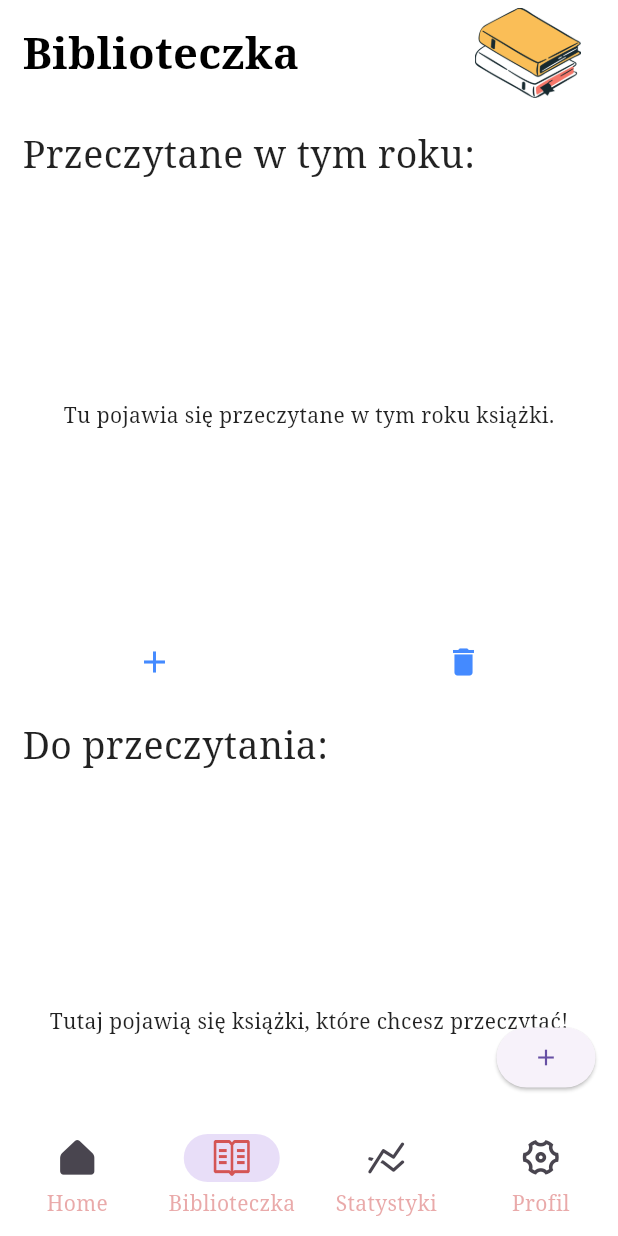
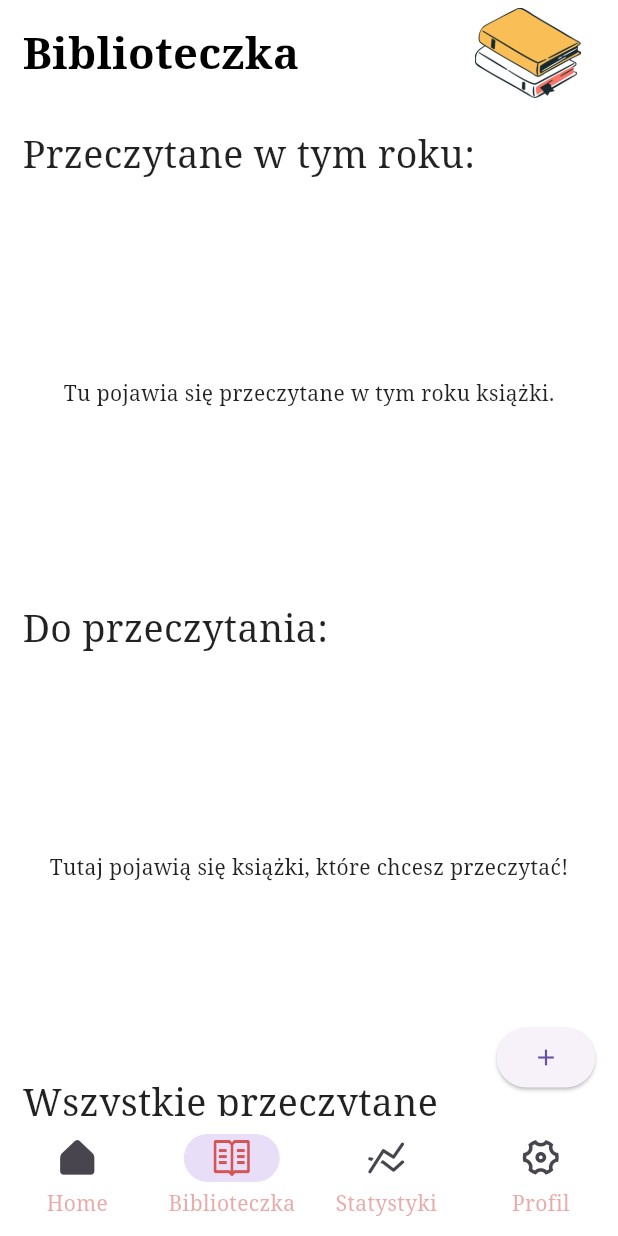
Before and after one commit to dsznycer/Biblioteczka, a Flutter app: the screen it shows after launch, item 2 of the bottom bar chosen, on a phone screen of 412 x 824 dp. Run offline on Flutter 3.47's test engine with Material 2 defaults, Android fonts, the phone set to English and light mode, and no system bars; our stand-ins replace bloc, cloud_firestore, firebase_auth, firebase_core, flutter_bloc, flutter_rating_bar and 4 more; missing offline and left inert: dart:ffi; accounts and stored records are empty.

Commit message:
new gird view of books

```diff
--- a/lib/business_logic/cubit/book_cubit.dart
+++ b/lib/business_logic/cubit/book_cubit.dart
@@ -19,6 +19,10 @@ class BookCubit extends HydratedCubit<BookState> {
   void addNewBookToRed(Book book) => emit(state.copyWith(
       status: BookStateStatus.withData,
       booksRed: List.of(state.booksRed)..add(book)));
+
+  // Chose new list to show
+
+  void choosenList(List<Book> list) => emit(state.copyWith(chosenList: list));
 
   void addNewBookToList() {
     switch (state.bookForm.bookProgress) {
--- a/lib/business_logic/cubit/book_state.dart
+++ b/lib/business_logic/cubit/book_state.dart
@@ -12,7 +12,7 @@ class BookState {
   final List<Book> booksReading;
   final List<BookApi> recomendedBooks;
   final List<GoogleBookItem> googleBooks;
-  final List<List<Book>> chosenList;
+  final List<Book> chosenList;
   final Book bookForm;
 
   BookState({
@@ -33,10 +33,20 @@ class BookState {
         score: 2),
   });
 
+  List<Book> get rodeIn2023 => booksRed
+      .where((element) => element.yearOfEnd == DateTime.now().year.toString())
+      .toList();
+
+  int get lengthOfAllList =>
+      booksReading.length + booksRed.length + booksToRead.length;
+
+  // Methods to conver state class to json and from json
   factory BookState.fromJson(Map<String, dynamic> json) =>
       _$BookStateFromJson(json);
 
   Map<String, dynamic> toJson() => _$BookStateToJson(this);
+
+  // Method to copy class
 
   BookState copyWith({
     BookStateStatus? status,
@@ -45,6 +55,7 @@ class BookState {
     List<Book>? booksReading,
     List<BookApi>? recomendedBooks,
     List<GoogleBookItem>? googleBooks,
+    List<Book>? chosenList,
     Book? bookForm,
   }) {
     return BookState(
@@ -54,6 +65,7 @@ class BookState {
       booksReading: booksReading ?? this.booksReading,
       recomendedBooks: recomendedBooks ?? this.recomendedBooks,
       googleBooks: googleBooks ?? this.googleBooks,
+      chosenList: chosenList ?? this.chosenList,
       bookForm: bookForm ?? this.bookForm,
     );
   }
--- a/lib/business_logic/cubit/settings_state.dart
+++ b/lib/business_logic/cubit/settings_state.dart
@@ -14,10 +14,6 @@ class SettingsState {
     this.darkMode = false,
     this.chosenBook = const Book(
         title: 'This is test book',
-        author: 'test',
-        yearOfEnd: '2023',
-        pages: '23',
-        notes: ['notes'],
         bookProgress: BookProgress.inProgress,
         score: 2),
     this.heroTag = 'test123',
--- a/lib/presentation/screens/bookShelfScreen/bookshelf_screen.dart
+++ b/lib/presentation/screens/bookShelfScreen/bookshelf_screen.dart
@@ -1,11 +1,11 @@
 import 'package:biblioteczka/business_logic/cubit/book_cubit.dart';
 import 'package:biblioteczka/business_logic/cubit/settings_cubit.dart';
+import 'package:biblioteczka/data/Models/book_model.dart';
 import 'package:biblioteczka/data/utils.dart';
 import 'package:biblioteczka/presentation/styles/app_icons.dart';
 import 'package:biblioteczka/presentation/styles/app_text_style.dart';
 import 'package:flutter/material.dart';
 import 'package:flutter_bloc/flutter_bloc.dart';
-import '../../../data/Models/book_model.dart';
 import '../../widgets/book_widget.dart';
 
 class BookShelf extends StatelessWidget {
@@ -23,10 +23,10 @@ class BookShelf extends StatelessWidget {
     Size _size = MediaQuery.of(context).size;
     return BlocConsumer<BookCubit, BookState>(
       listenWhen: (previous, current) {
-        if (previous.booksRed.length < current.booksRed.length) {
+        if (previous.lengthOfAllList < current.lengthOfAllList) {
           messageOfSnackBar = snackBarInfo['+']!;
           return true;
-        } else if (previous.booksRed.length > current.booksRed.length) {
+        } else if (previous.lengthOfAllList > current.lengthOfAllList) {
           messageOfSnackBar = snackBarInfo['-']!;
           return true;
         }
@@ -45,6 +45,7 @@ class BookShelf extends StatelessWidget {
               child: Column(
                 mainAxisAlignment: MainAxisAlignment.start,
                 children: [
+                  //Row with title and logo
                   Row(
                     mainAxisAlignment: MainAxisAlignment.spaceBetween,
                     children: [
@@ -66,63 +67,65 @@ class BookShelf extends StatelessWidget {
                       ),
                     ],
                   ),
-                  GestureDetector(
-                    onTap: () => Utils.biblioteczkaNavigator.currentState!
-                        .pushNamed('/GridBookShelf'),
-                    child: Container(
+                  // Titile "Prezeczytane w tym roku:"
+                  Container(
                     padding: const EdgeInsets.symmetric(
                         horizontal: 15, vertical: 15),
                     alignment: Alignment.centerLeft,
                     child: const Text(
                       'Przeczytane w tym roku:',
-                        style: TextStyle(
-                            fontSize: 25, fontWeight: FontWeight.w400),
-                      ),
+                      style:
+                          TextStyle(fontSize: 25, fontWeight: FontWeight.w400),
                     ),
                   ),
                   Container(
                     width: _size.width,
-                    height: 280,
-                    child: state.booksRed.isEmpty
+                    height: 250,
+                    child: state.rodeIn2023.isEmpty
                         ? Center(
                             child: Text(
                                 'Tu pojawia się przeczytane w tym roku książki.'),
                           )
                         : ListView.builder(
                             scrollDirection: Axis.horizontal,
-                            itemCount: state.booksRed.length,
+                            itemCount: state.rodeIn2023.length,
                             itemBuilder: (context, int index) {
                               return BookWidget(
-                                  heroTag: index.toString() + 'z',
-                                  book: state.booksRed[index],
+                                  heroTag: index.toString() + 'a',
+                                  book: state.rodeIn2023[index],
                                   onTap: () {
                                     context.read<SettingsCubit>().choosenBook(
-                                        state.booksRed[index],
-                                        index.toString() + 'z');
+                                        state.rodeIn2023[index],
+                                        index.toString() + 'a');
                                     Utils.biblioteczkaNavigator.currentState!
-                                        .pushNamed('/editBook');
+                                        .pushNamed('/viewBook');
                                   });
                             }),
                   ),
-                  Row(
+                  Visibility(
+                    visible: state.rodeIn2023.isNotEmpty,
+                    child: Row(
+                      mainAxisAlignment: MainAxisAlignment.spaceEvenly,
+                      children: [
+                        SizedBox(
+                          width: 200,
+                          child: FloatingActionButton.small(
+                            onPressed: () {
+                              context
+                                  .read<BookCubit>()
+                                  .choosenList(state.rodeIn2023);
+                              Utils.biblioteczkaNavigator.currentState!
+                                  .pushNamed('/GridBookShelf');
+                            },
+                            child: Row(
                               mainAxisAlignment: MainAxisAlignment.spaceAround,
                               children: [
-                      IconButton(
-                          onPressed: () =>
-                              context.read<BookCubit>().addNewBookToRed(
-                                    const Book(
-                                        title: 'Created on biblio screen',
-                                        author: 'test',
-                                        yearOfEnd: '2023',
-                                        pages: '23',
-                                        notes: ['notes'],
-                                        bookProgress: BookProgress.inProgress,
-                                        score: 2),
+                                Text('Zobacz wszystkie'),
+                                Icon(BiblioteczkaIcons.backArrowIcon)
+                              ],
                             ),
-                          icon: const Icon(
-                            Icons.add,
-                            color: Colors.blueAccent,
-                          )),
+                          ),
+                        ),
                         IconButton(
                             onPressed: () =>
                                 context.read<BookCubit>().removeLastBooksRed(),
@@ -132,42 +135,118 @@ class BookShelf extends StatelessWidget {
                             )),
                       ],
                     ),
+                  ),
+                  // Titile "Do przeczytania:"
                   Container(
                     padding: EdgeInsets.symmetric(horizontal: 15, vertical: 15),
                     alignment: Alignment.centerLeft,
-                    child: Text(
+                    child: const Text(
                       'Do przeczytania:',
                       style:
                           TextStyle(fontSize: 25, fontWeight: FontWeight.w400),
                     ),
                   ),
                   Container(
-                      width: 400,
-                      height: 300,
+                    width: _size.width,
+                    height: 250,
                     child: state.booksToRead.isNotEmpty
                         ? ListView.builder(
                             scrollDirection: Axis.horizontal,
                             itemCount: state.booksToRead.length,
                             itemBuilder: (context, int index) {
                               return BookWidget(
-                                    heroTag: index.toString() + 'a',
+                                  heroTag: index.toString() + 'b',
                                   book: state.booksToRead[index],
                                   onTap: () {
                                     context.read<SettingsCubit>().choosenBook(
                                         state.booksToRead[index],
-                                          index.toString() + 'a');
+                                        index.toString() + 'b');
                                     Utils.biblioteczkaNavigator.currentState!
-                                          .pushNamed('/editBook');
+                                        .pushNamed('/viewBook');
                                   });
                             })
                         : Center(
                             child: const Text(
                                 'Tutaj pojawią się książki, które chcesz przeczytać!'),
+                          ),
+                  ),
+                  Visibility(
+                    visible: state.booksToRead.isNotEmpty,
+                    child: Row(
+                      mainAxisAlignment: MainAxisAlignment.spaceEvenly,
+                      children: [
+                        SizedBox(
+                          width: 200,
+                          child: FloatingActionButton.small(
+                            heroTag: null,
+                            onPressed: () {
+                              context
+                                  .read<BookCubit>()
+                                  .choosenList(state.booksToRead);
+                              Utils.biblioteczkaNavigator.currentState!
+                                  .pushReplacementNamed('/GridBookShelf');
+                            },
+                            child: Row(
+                              mainAxisAlignment: MainAxisAlignment.spaceAround,
+                              children: const [
+                                Text('Zobacz wszystkie'),
+                                Icon(BiblioteczkaIcons.backArrowIcon)
+                              ],
+                            ),
+                          ),
+                        ),
+                        IconButton(
+                            onPressed: () => context
+                                .read<BookCubit>()
+                                .removeLastBooksToRed(),
+                            icon: const Icon(BiblioteczkaIcons.deleteIcon)),
+                      ],
+                    ),
+                  ),
+                  // Box with title "Wszystkie przeczytane"
+                  Container(
+                      padding: const EdgeInsets.symmetric(
+                          horizontal: 15, vertical: 15),
+                      alignment: Alignment.centerLeft,
+                      child: const Text('Wszystkie przeczytane',
+                          style: TextStyle(
+                              fontSize: 25, fontWeight: FontWeight.w400))),
+                  Container(
+                    height: 250,
+                    child: ListView.builder(
+                        scrollDirection: Axis.horizontal,
+                        itemCount: state.booksRed.length,
+                        itemBuilder: (context, index) => BookWidget(
+                              heroTag: index.toString() + 'c',
+                              book: state.booksRed[index],
+                              onTap: () {
+                                context.read<SettingsCubit>().choosenBook(
+                                    state.booksRed[index],
+                                    index.toString() + 'c');
+                                Utils.biblioteczkaNavigator.currentState!
+                                    .pushNamed('/viewBook');
+                              },
                             )),
-                  IconButton(
-                      onPressed: () =>
-                          context.read<BookCubit>().removeLastBooksToRed(),
-                      icon: Icon(BiblioteczkaIcons.deleteIcon))
+                  ),
+                  SizedBox(
+                    width: 200,
+                    child: FloatingActionButton.small(
+                      heroTag: null,
+                      onPressed: () {
+                        context.read<BookCubit>().choosenList(state.booksRed);
+                        Utils.biblioteczkaNavigator.currentState!
+                            .pushNamed('/GridBookShelf');
+                      },
+                      child: Row(
+                        mainAxisAlignment: MainAxisAlignment.spaceAround,
+                        children: const [
+                          Text('Zobacz wszystkie'),
+                          Icon(BiblioteczkaIcons.backArrowIcon)
+                        ],
+                      ),
+                    ),
+                  ),
+                  const SizedBox(height: 30),
                 ],
               ),
             ),
--- a/lib/presentation/screens/loginScreen/registration_screen.dart
+++ b/lib/presentation/screens/loginScreen/registration_screen.dart
@@ -1,8 +1,8 @@
 import 'package:firebase_auth/firebase_auth.dart';
 import 'package:flutter/material.dart';
 
-class registrationScreen extends StatelessWidget {
-  registrationScreen({Key? key}) : super(key: key);
+class RegistrationScreen extends StatelessWidget {
+  RegistrationScreen({Key? key}) : super(key: key);
 
   FirebaseAuth _auth = FirebaseAuth.instance;
 
--- a/lib/router.dart
+++ b/lib/router.dart
@@ -3,9 +3,10 @@ import 'package:biblioteczka/presentation/screens/bookShelfScreen/bookshelf_addB
 import 'package:biblioteczka/presentation/screens/bookShelfScreen/bookshelf_viewBook.dart';
 import 'package:biblioteczka/presentation/screens/bookShelfScreen/bookshlef_basic.dart';
 import 'package:biblioteczka/presentation/screens/bookShelfScreen/bookshelf_screen.dart';
-import 'package:biblioteczka/presentation/screens/bookShelfScreen/boosklef_gridBookShelf.dart';
+import 'package:biblioteczka/presentation/screens/bookShelfScreen/booshelf_gridBookShelf.dart';
 import 'package:biblioteczka/presentation/screens/homeScreen/home_screen.dart';
 import 'package:biblioteczka/presentation/screens/loginScreen/login_screen.dart';
+import 'package:biblioteczka/presentation/screens/loginScreen/registration_screen.dart';
 import 'package:biblioteczka/presentation/screens/profileScreen/profile_screen.dart';
 
 import 'package:biblioteczka/presentation/screens/statisticScreen/statistic_screen.dart';
@@ -32,6 +33,10 @@ class AppRouter {
         page = ProfileScreen();
         break;
 
+      case '/RegistrationScreen':
+        page = RegistrationScreen();
+        break;
+
       default:
         page = loginScreen();
     }
@@ -53,7 +58,7 @@ class AppRouter {
         page = BookAdd();
         miliseconds = 0;
         break;
-      case '/editBook':
+      case '/viewBook':
         page = const BookshelfViewBook();
         miliseconds = 500;
         break;
@@ -73,6 +78,7 @@ class AppRouter {
     return PageRouteBuilder(
       pageBuilder: ((_, __, ___) => page),
       transitionDuration: Duration(milliseconds: miliseconds),
+      // reverseTransitionDuration: const Duration(seconds: 0),
     );
   }
 }
```
Also changed, not shown: lib/data/Repositories/authentication_repository.dart (+6 -1 lines), lib/presentation/screens/bookShelfScreen/bookshelf_viewBook.dart (+11 -10 lines), lib/presentation/screens/bookShelfScreen/booshelf_gridBookShelf.dart (added, +86 -0 lines), lib/presentation/screens/bookShelfScreen/boosklef_gridBookShelf.dart (deleted, +0 -41 lines), lib/presentation/widgets/book_widget.dart (+21 -14 lines), lib/business_logic/cubit/book_cubit.g.dart, lib/business_logic/cubit/settings_cubit.g.dart. Lines whose indentation alone changed are shown as unchanged.
